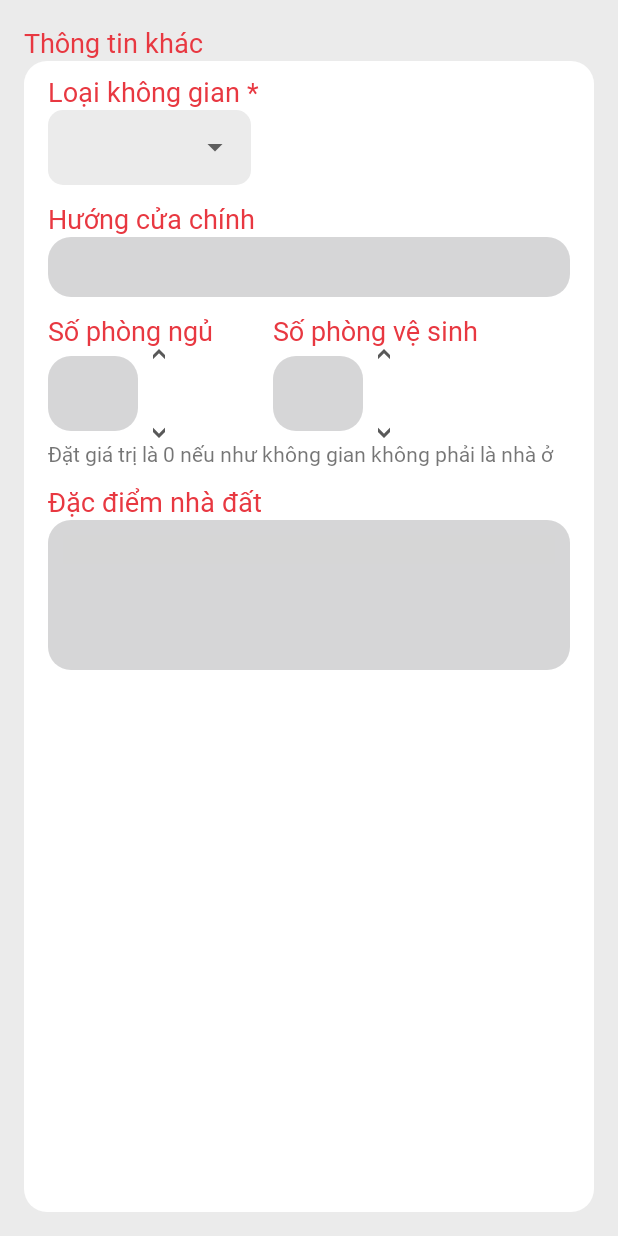
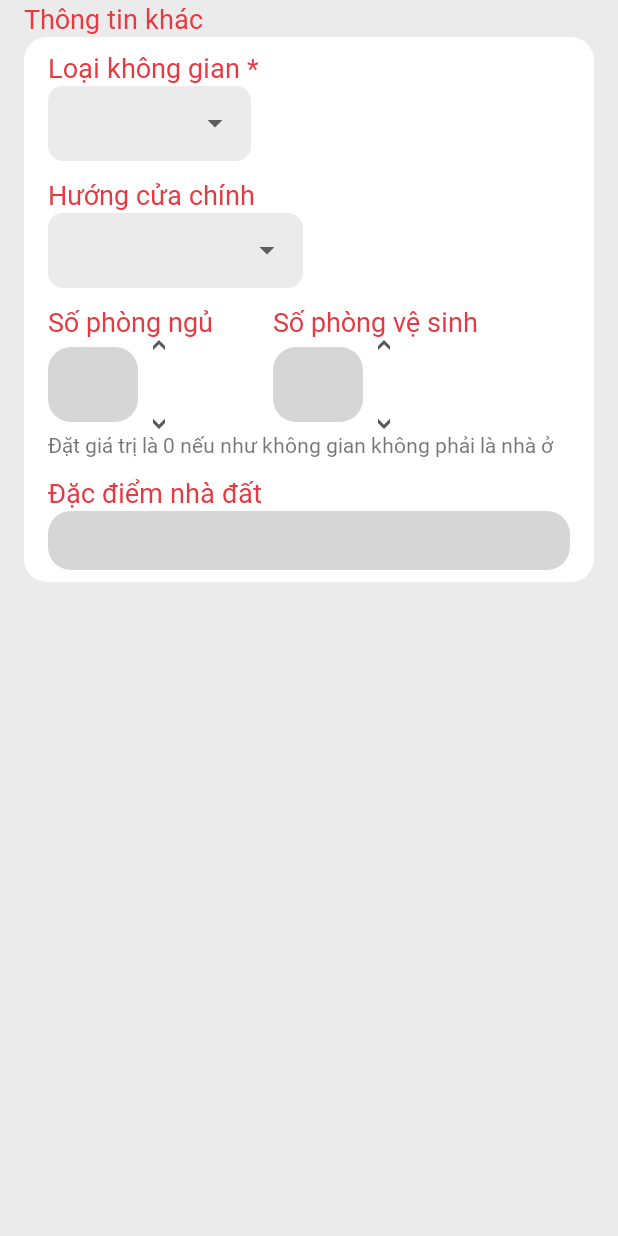
Before and after one commit to nminhanh-git/SpaceSharing, an Android app: the fragment AddOtherFragment shown on its own in the app's theme, on a phone screen of 412 x 824 dp. Run offline under Robolectric (Android 15) with nearby library versions, the phone set to English and light mode, and no system bars; grey boxes are pictures that could not be loaded.

Commit message:
fix UI error in Add Space layout (which includes addAddressFragment, addDescriptionFragment, addOtherFragment).

```diff
--- a/app/src/main/res/layout/fragment_add_other.xml
+++ b/app/src/main/res/layout/fragment_add_other.xml
@@ -4,8 +4,13 @@
     android:layout_width="match_parent"
     android:layout_height="match_parent"
     android:background="#ebebeb"
-    android:padding="16dp"
+    android:paddingLeft="16dp"
+    android:paddingRight="16dp"
     tools:context=".Fragment.AddOtherFragment">
+
+    <ScrollView
+        android:layout_width="match_parent"
+        android:layout_height="match_parent">
 
         <RelativeLayout
             android:layout_width="match_parent"
@@ -46,14 +51,14 @@
                     android:textColor="@color/colorPrimary" />
 
                 <LinearLayout
-                android:id="@+id/layout_city"
+                    android:id="@+id/layout_type"
                     android:layout_width="wrap_content"
                     android:layout_height="wrap_content"
                     android:layout_below="@id/other_title_space_type"
                     android:background="@drawable/background_spinner">
 
                     <Spinner
-                    android:id="@+id/add_other_spinner_city"
+                        android:id="@+id/add_other_spinner_type"
                         style="@style/Widget.AppCompat.DropDownItem.Spinner"
                         android:layout_width="135dp"
                         android:layout_height="50dp"
@@ -65,26 +70,34 @@
                     style="@style/TextAppearance.AppCompat.Medium"
                     android:layout_width="wrap_content"
                     android:layout_height="wrap_content"
-                android:layout_below="@id/layout_city"
+                    android:layout_below="@id/layout_type"
                     android:layout_alignParentStart="true"
                     android:layout_marginTop="10dp"
                     android:fontFamily="@font/roboto_reg"
                     android:text="Hướng cửa chính"
                     android:textColor="@color/colorPrimary" />
 
-            <EditText
-                android:id="@+id/add_other_edit_text_door"
-                android:layout_width="match_parent"
-                android:layout_height="40dp"
+                <LinearLayout
+                    android:id="@+id/layout_door"
+                    android:layout_width="wrap_content"
+                    android:layout_height="wrap_content"
                     android:layout_below="@id/other_title_door"
-                android:background="@drawable/edit_background" />
+                    android:background="@drawable/background_spinner">
+
+                    <Spinner
+                        android:id="@+id/add_other_spinner_door"
+                        style="@style/Widget.AppCompat.DropDownItem.Spinner"
+                        android:layout_width="170dp"
+                        android:layout_height="50dp"
+                        android:spinnerMode="dropdown" />
+                </LinearLayout>
 
                 <TextView
                     android:id="@+id/other_title_bedroom"
                     style="@style/TextAppearance.AppCompat.Medium"
                     android:layout_width="wrap_content"
                     android:layout_height="wrap_content"
-                android:layout_below="@id/add_other_edit_text_door"
+                    android:layout_below="@id/layout_door"
                     android:layout_alignParentStart="true"
                     android:layout_marginTop="10dp"
                     android:fontFamily="@font/roboto_reg"
@@ -99,10 +112,13 @@
 
                     <EditText
                         android:id="@+id/add_other_edit_text_bedroom"
+                        style="@style/TextAppearance.AppCompat.Medium"
                         android:layout_width="60dp"
                         android:layout_height="50dp"
                         android:layout_centerVertical="true"
                         android:background="@drawable/edit_background"
+                        android:fontFamily="@font/roboto_reg"
+                        android:inputType="number"
                         android:textAlignment="center" />
 
                     <ImageButton
@@ -132,7 +148,7 @@
                     style="@style/TextAppearance.AppCompat.Medium"
                     android:layout_width="wrap_content"
                     android:layout_height="wrap_content"
-                android:layout_below="@id/add_other_edit_text_door"
+                    android:layout_below="@id/layout_door"
                     android:layout_alignStart="@id/layout_bathroom"
                     android:layout_marginTop="10dp"
                     android:fontFamily="@font/roboto_reg"
@@ -149,10 +165,13 @@
 
                     <EditText
                         android:id="@+id/add_other_edit_text_bathroom"
+                        style="@style/TextAppearance.AppCompat.Medium"
                         android:layout_width="60dp"
                         android:layout_height="50dp"
                         android:layout_centerVertical="true"
                         android:background="@drawable/edit_background"
+                        android:fontFamily="@font/roboto_reg"
+                        android:inputType="number"
                         android:textAlignment="center" />
 
                     <ImageButton
@@ -201,7 +220,7 @@
                 <LinearLayout
                     android:id="@+id/layout_detail"
                     android:layout_width="match_parent"
-                android:layout_height="100dp"
+                    android:layout_height="wrap_content"
                     android:layout_below="@id/other_title_detail_space"
                     android:background="@drawable/edit_background"
                     android:padding="10dp">
@@ -215,8 +234,7 @@
                         android:fontFamily="@font/roboto_reg"
                         android:hint="Ví dụ: nhà mặt tiền, nhà trong ngõ,..." />
                 </LinearLayout>
-
-
             </RelativeLayout>
         </RelativeLayout>
+    </ScrollView>
 </FrameLayout>
```
Also changed, not shown: app/src/main/res/layout/fragment_add_address.xml (+18 -6 lines), app/src/main/res/layout/fragment_add_description.xml (+35 -13 lines). Lines whose indentation alone changed are shown as unchanged.
